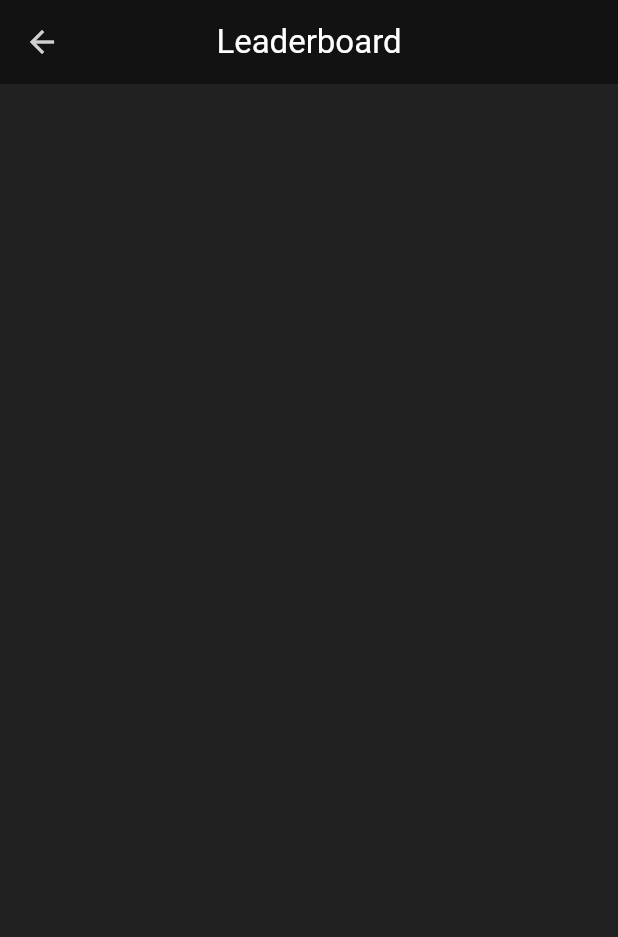
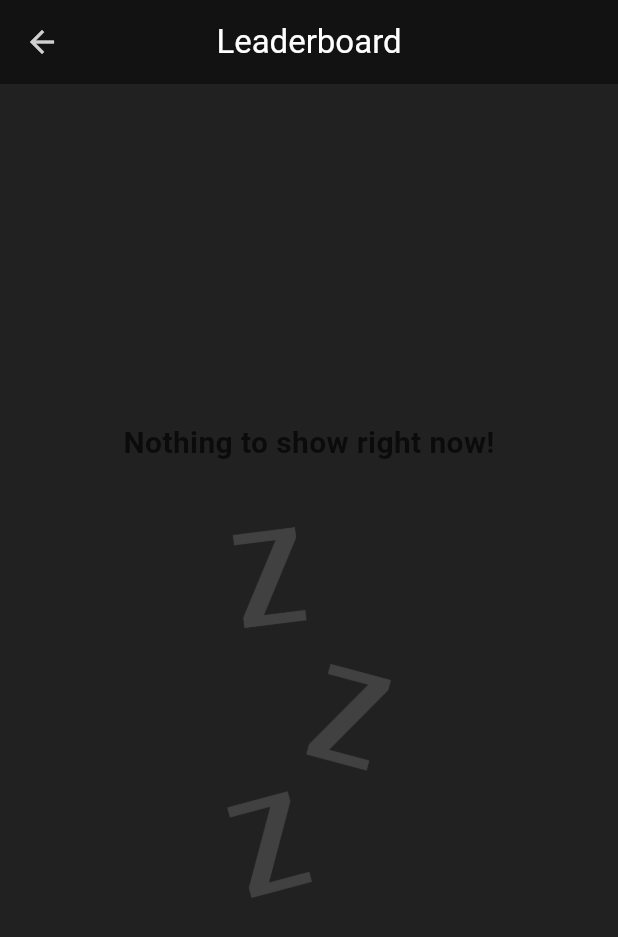
Before and after one commit to Aman-Sirmaur19/StudyBuddy_App, a Flutter app: the LeaderboardScreen screen opened directly, on a phone screen of 412 x 824 dp. Shown: the top 937 px of the screen. Run offline on Flutter 3.47's test engine with Material 3 defaults, Android fonts, the phone set to English and light mode, and no system bars; our stand-ins replace cloud_firestore, file_picker, firebase_auth, firebase_core, firebase_storage, flutter_svg and 2 more; missing offline and left inert: easy_pdf_viewer, flutter_glow, fluttermoji; accounts and stored records are empty.

Commit message:
Added leaderboard screen.

```diff
--- a/lib/api/apis.dart
+++ b/lib/api/apis.dart
@@ -39,7 +39,7 @@ class APIs {
       DocumentSnapshot userSnapshot =
           await firestore.collection('users').doc(userId).get();
       if (userSnapshot.exists) {
-        String userName = userSnapshot['name'] ?? 'No Name';
+        String userName = userSnapshot['name'] ?? 'Unknown';
         return userName;
       } else {
         log('User not found');
@@ -72,7 +72,7 @@ class APIs {
 
     final mainUser = MainUser(
       id: user.uid,
-      name: '',
+      name: 'Unknown',
       branch: '',
       college: '',
       email: '',
--- a/lib/models/main_user.dart
+++ b/lib/models/main_user.dart
@@ -24,7 +24,7 @@ class MainUser {
   MainUser.fromJson(Map<String, dynamic> json) {
     image = json['image'] ?? '';
     about = json['about'] ?? '';
-    name = json['name'] ?? '';
+    name = json['name'] ?? 'Unknown';
     branch = json['branch'] ?? '';
     college = json['college'] ?? '';
     createdAt = json['created_at'] ?? '';
--- a/lib/screens/leaderboard_screen.dart
+++ b/lib/screens/leaderboard_screen.dart
@@ -1,4 +1,8 @@
 import 'package:flutter/material.dart';
+import 'package:prep_night/api/apis.dart';
+
+import '../main.dart';
+import '../models/main_user.dart';
 
 class LeaderboardScreen extends StatefulWidget {
   const LeaderboardScreen({super.key});
@@ -8,11 +12,149 @@ class LeaderboardScreen extends StatefulWidget {
 }
 
 class _LeaderboardScreenState extends State<LeaderboardScreen> {
+  List<MainUser> _list = [];
+
+  @override
+  void initState() {
+    super.initState();
+    APIs.getAllUsers();
+  }
+
   @override
   Widget build(BuildContext context) {
     return Scaffold(
       appBar: AppBar(title: const Text('Leaderboard'), centerTitle: true),
-      body: ListView.builder(itemBuilder: (context, index) {}),
+      body: StreamBuilder(
+          stream: APIs.getAllUsers(),
+          builder: (context, snapshot) {
+            switch (snapshot.connectionState) {
+              // if data is loading
+              case ConnectionState.waiting:
+              case ConnectionState.none:
+                return const Center(child: CircularProgressIndicator());
+
+              // if data is loaded then show it
+              case ConnectionState.active:
+              case ConnectionState.done:
+                final data = snapshot.data?.docs;
+                _list =
+                    data?.map((e) => MainUser.fromJson(e.data())).toList() ??
+                        [];
+                _list.sort((a, b) => b.uploads.compareTo(a.uploads));
+
+                if (_list.isNotEmpty) {
+                  return Column(
+                    children: [
+                      Padding(
+                        padding: EdgeInsets.only(
+                            left: mq.width * .02, right: mq.width * .005),
+                        child: ListTile(
+                          leading: Text(
+                            'Rank',
+                            style: TextStyle(
+                              fontWeight: FontWeight.bold,
+                              fontSize: 15,
+                            ),
+                          ),
+                          title: Padding(
+                            padding: EdgeInsets.symmetric(
+                                horizontal: mq.width * .07),
+                            child: Text(
+                              'User',
+                              style: TextStyle(
+                                fontWeight: FontWeight.bold,
+                                fontSize: 15,
+                              ),
+                            ),
+                          ),
+                          trailing: Text(
+                            'Uploads',
+                            style: TextStyle(
+                              fontWeight: FontWeight.bold,
+                              fontSize: 15,
+                            ),
+                          ),
+                        ),
+                      ),
+                      Expanded(
+                        child: ListView.builder(
+                          padding: EdgeInsets.only(top: mq.height * .01),
+                          physics: const BouncingScrollPhysics(),
+                          itemCount: _list.length,
+                          itemBuilder: (context, index) {
+                            return Padding(
+                              padding: EdgeInsets.symmetric(
+                                  horizontal: mq.width * .05),
+                              child: ListTile(
+                                leading: Text(
+                                  (index + 1).toString(),
+                                  style: const TextStyle(
+                                    fontWeight: FontWeight.bold,
+                                    fontSize: 20,
+                                  ),
+                                ),
+                                title: Padding(
+                                  padding: EdgeInsets.symmetric(
+                                      horizontal: mq.width * .05),
+                                  child: Row(
+                                    children: [
+                                      Text(
+                                        _list[index].name.split(' ').first,
+                                        style: const TextStyle(
+                                          fontWeight: FontWeight.bold,
+                                          fontSize: 20,
+                                        ),
+                                      ),
+                                      if (index < 3)
+                                        Padding(
+                                          padding: EdgeInsets.only(
+                                              left: mq.width * .05),
+                                          child: Image.asset(
+                                            'assets/images/$index-medal.png',
+                                            width: mq.width * .065,
+                                          ),
+                                        )
+                                    ],
+                                  ),
+                                ),
+                                trailing: Text(
+                                  _list[index].uploads.toString(),
+                                  style: const TextStyle(
+                                    fontWeight: FontWeight.bold,
+                                    fontSize: 20,
+                                  ),
+                                ),
+                              ),
+                            );
+                          },
+                        ),
+                      ),
+                    ],
+                  );
+                } else {
+                  return Center(
+                    child: Column(
+                      mainAxisAlignment: MainAxisAlignment.center,
+                      children: [
+                        Text(
+                          'Nothing to show right now!',
+                          style: TextStyle(
+                            fontSize: 20,
+                            fontWeight: FontWeight.bold,
+                            color: Colors.black.withOpacity(.68),
+                          ),
+                        ),
+                        SizedBox(height: mq.height * .05),
+                        Image.asset(
+                          'assets/images/waiting.png',
+                          height: mq.height * .3,
+                        ),
+                      ],
+                    ),
+                  );
+                }
+            }
+          }),
     );
   }
 }
```
Also changed, not shown: assets/images/0-medal.png (added), assets/images/1-medal.png (added), assets/images/2-medal.png (added), assets/images/waiting.png (added).
